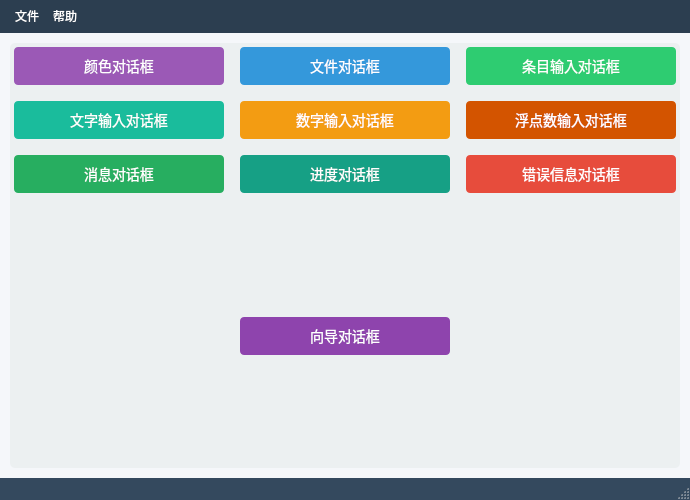
First picture: the form in NormalDialog/mainwindow.ui, repository qq2rw3/qt-learning, before the edit.
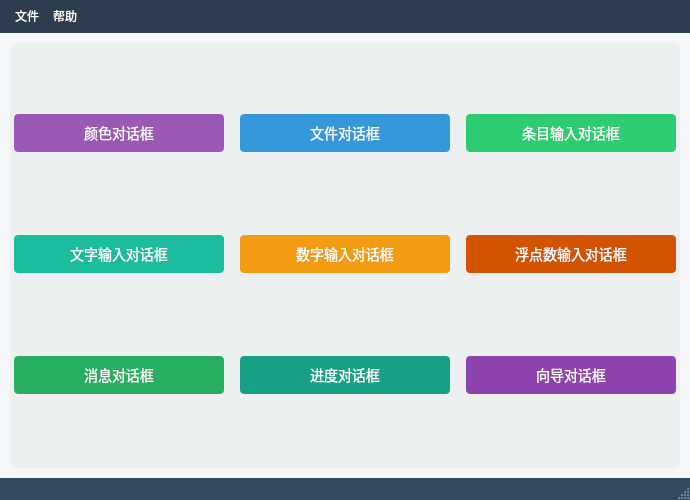
Second picture: the form after the edit.

Commit message: 常见对话框third

```diff
--- a/NormalDialog/mainwindow.ui
+++ b/NormalDialog/mainwindow.ui
@@ -6,7 +6,7 @@
       <rect>
         <x>0</x>
         <y>0</y>
-        <width>600</width>
+    <width>680</width>
         <height>500</height>
       </rect>
     </property>
@@ -136,15 +136,6 @@
           </widget>
         </item>
         <item row="2" column="2">
-          <widget class="QPushButton" name="errorDialogBtn">
-            <property name="text">
-              <string>错误信息对话框</string>
-            </property>
-          </widget>
-        </item>
-
-        <!-- 第四行 -->
-        <item row="3" column="0" colspan="3" alignment="Qt::AlignCenter">
           <widget class="QPushButton" name="wizardDialogBtn">
             <property name="text">
               <string>向导对话框</string>
```
Left out of the diff: 17 changed lines with no effect on the pictures. Lines whose indentation alone changed are shown as unchanged. The commit also changes 2 other files.
